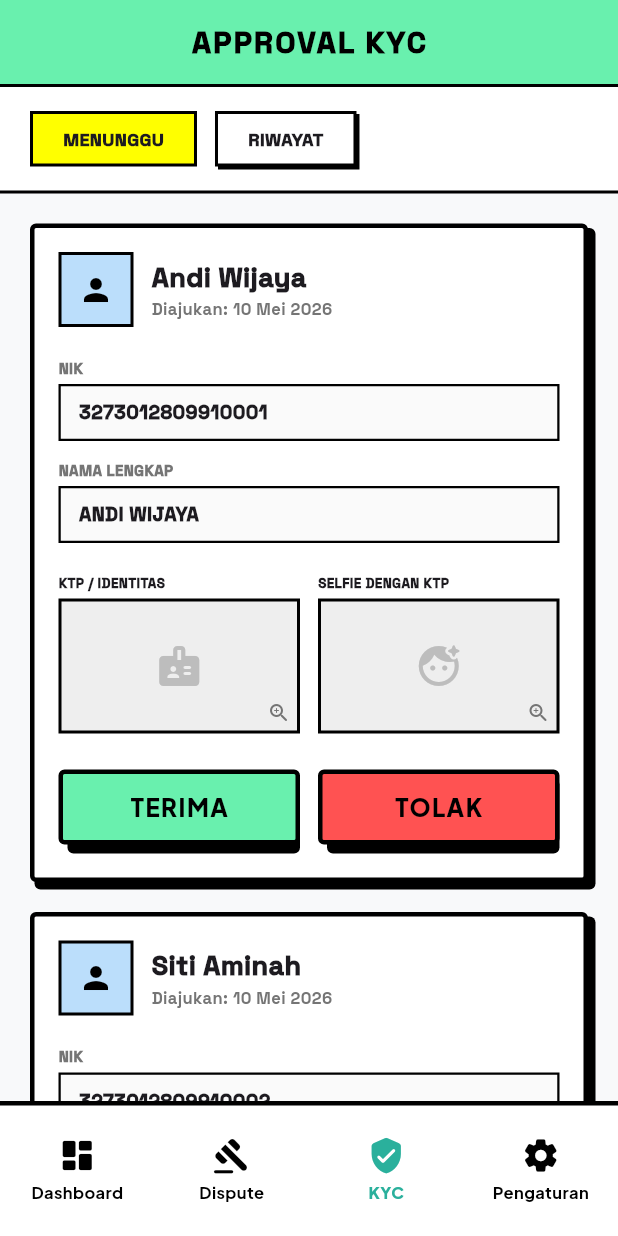
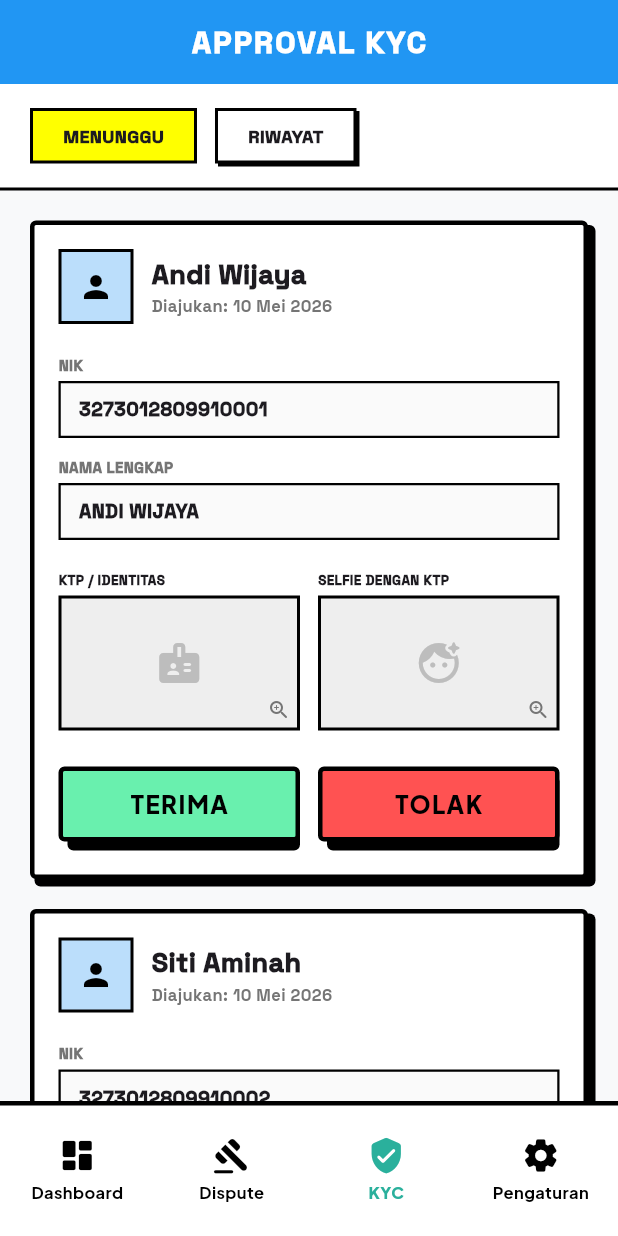
Before and after one commit to wirashauma/rekber, a Flutter app: the AdminKycScreen screen opened by its route, on a phone screen of 412 x 824 dp. Run offline on Flutter 3.47's test engine with Material 3 defaults, Android fonts, the phone set to English and light mode, and no system bars; our stand-ins replace dartz, equatable, flutter_bloc, get_it, go_router, google_fonts and 3 more; accounts and stored records are empty.

```diff
--- a/mobile/lib/features/admin/presentation/pages/admin_kyc_screen.dart
+++ b/mobile/lib/features/admin/presentation/pages/admin_kyc_screen.dart
@@ -23,16 +23,12 @@ class _AdminKycScreenState extends State<AdminKycScreen> {
           style: GoogleFonts.spaceGrotesk(
             fontWeight: FontWeight.w900,
             letterSpacing: 1.5,
-            color: AppColors.black,
+            color: AppColors.white,
           ),
         ),
-        backgroundColor: Colors.greenAccent,
+        backgroundColor: Colors.blue,
         elevation: 0,
         centerTitle: true,
-        bottom: PreferredSize(
-          preferredSize: const Size.fromHeight(2),
-          child: Container(color: AppColors.black, height: 2),
-        ),
       ),
       body: Column(
         children: [
```
